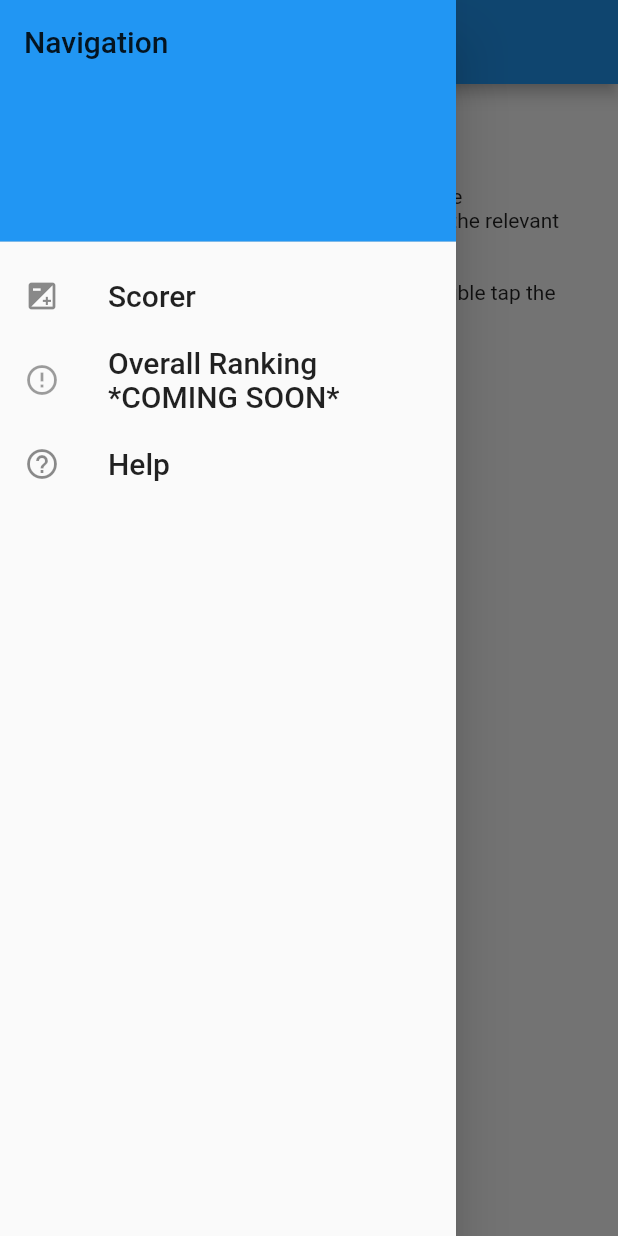
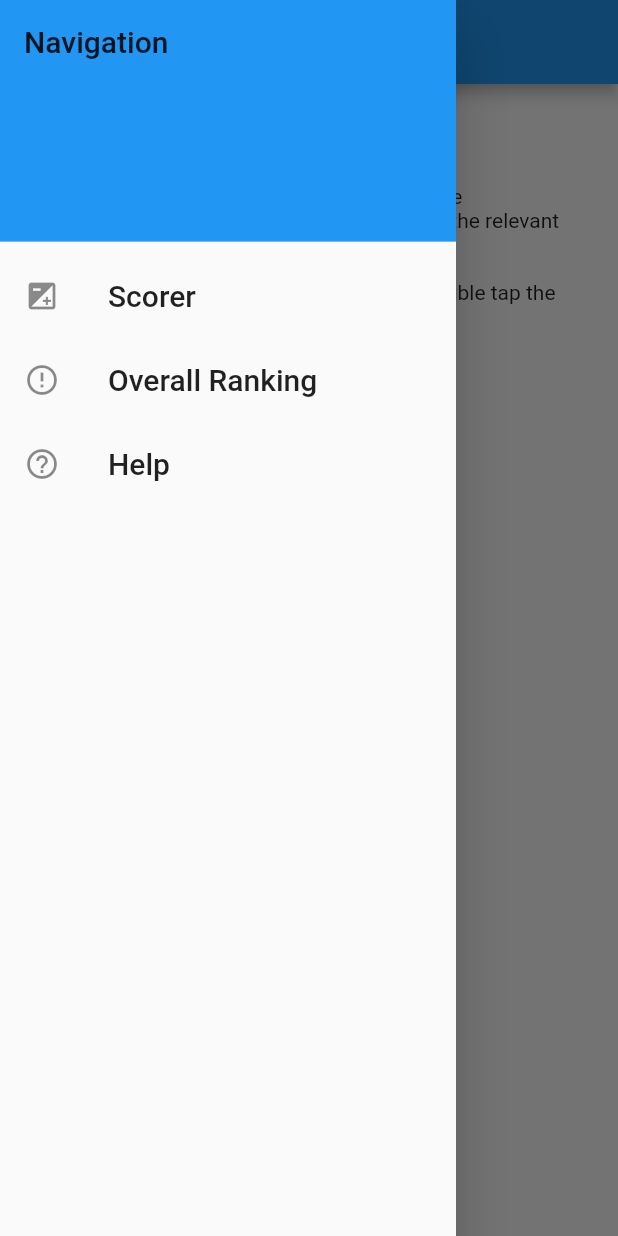
Before and after one commit to LouisWhite15/PingPongScorer, a Flutter app: the HelpPage screen opened directly, with the side drawer open, on a phone screen of 412 x 824 dp. Run offline on Flutter 3.47's test engine with Material 2 defaults, Android fonts, the phone set to English and light mode, and no system bars.

Commit message:
Added Overall Ranking page

```diff
--- a/lib/drawer.dart
+++ b/lib/drawer.dart
@@ -1,3 +1,4 @@
+import 'package:PingPongScorer/ranking.dart';
 import 'package:flutter/widgets.dart';
 import 'package:flutter/material.dart';
 import 'package:PingPongScorer/help.dart';
@@ -30,13 +31,12 @@ class CustomDrawer extends StatelessWidget
               }
             ),
             ListTile(
-              enabled: false,
               leading: Icon(Icons.error_outline),
-              title: Text("Overall Ranking *COMING SOON*",
+              title: Text("Overall Ranking",
                 style: Theme.of(context).textTheme.title
               ),
               onTap: () {
-                Navigator.pop(context);
+                Navigator.push(context, MaterialPageRoute(builder: (context) => Ranking()));
               }
             ),
             ListTile(
--- a/lib/help.dart
+++ b/lib/help.dart
@@ -3,6 +3,9 @@ import 'package:PingPongScorer/drawer.dart';
 
 class HelpPage extends StatelessWidget
 {
+  final _scorerHelp = """To add to the score of a team, simply tap on the corresponding side of device to add a point to the relevant team.\n
+To reduce the score in case of an accident, double tap the space to reduce the score of the relevant team.""";
+
   @override
   Widget build(BuildContext context)
   {
@@ -31,7 +34,8 @@ class HelpPage extends StatelessWidget
               mainAxisAlignment: MainAxisAlignment.center,
               children: <Widget> [
                 Flexible(
-                  child: Text("To add to the score of a team, simply tap on the corresponding side of device to add a point to the relevant team.\n\nTo reduce the score in case of an accident, double tap the space to reduce the score of the relevant team.",
+                  child: Text(
+                    _scorerHelp,
                     style: Theme.of(context).textTheme.body1,
                   )
                 )
```
Also changed, not shown: lib/ranking.dart (added, +63 -0 lines).
